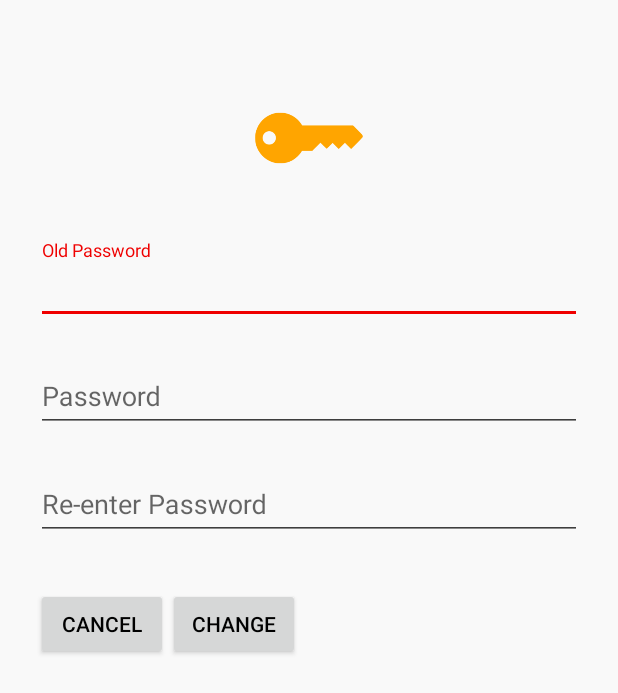
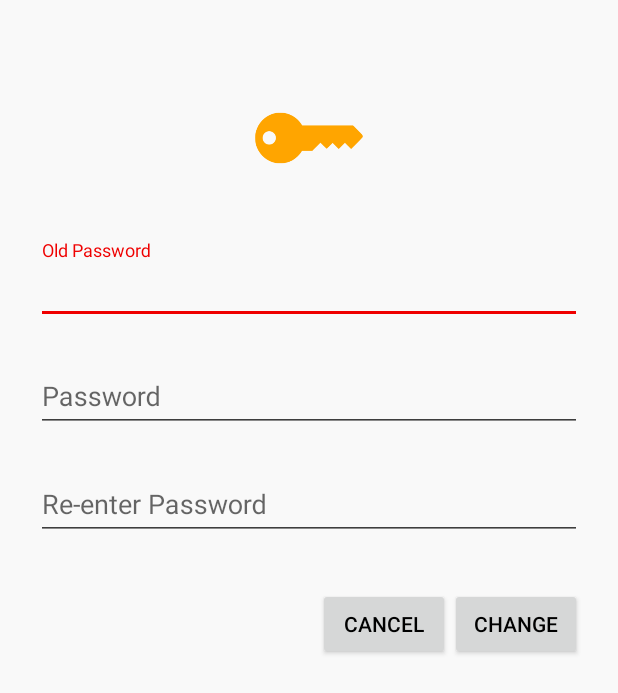
Before and after one commit to thinktsai/SystemPanel, an Android app: the SignupActivity screen opened directly, with no data from a screen before it, on a phone screen of 412 x 824 dp. Shown: the top 693 px of the screen. Run offline under Robolectric (Android 15) with nearby library versions, the phone set to English and light mode, and no system bars.

```diff
--- a/app/src/main/java/com/ctos/systempanel/CTOSInfo.java
+++ b/app/src/main/java/com/ctos/systempanel/CTOSInfo.java
@@ -1,4 +1,6 @@
 package com.ctos.systempanel;
+
+import java.util.Date;
 
 /**
  * Created by Steve_Tsai on 2017/6/21.
@@ -158,4 +160,8 @@ public class CTOSInfo {
         defaultApplication = application;
     }
 
+    public void setSystemTime(Date date) {
+
+    }
+
 }
--- a/app/src/main/java/com/ctos/systempanel/TimePreference.java
+++ b/app/src/main/java/com/ctos/systempanel/TimePreference.java
@@ -37,6 +37,7 @@ public class TimePreference extends DialogPreference implements Preference.OnPre
         final DateFormat dateFormat = android.text.format.DateFormat.getTimeFormat(getContext());
         final Date date = new Date(time);
         setSummary(dateFormat.format(date.getTime()));
+        MainActivity.ctosInfo.setSystemTime(date);
     }
 
     @Override
--- a/app/src/main/res/layout/activity_signup.xml
+++ b/app/src/main/res/layout/activity_signup.xml
@@ -68,7 +68,7 @@
         <GridLayout
             android:layout_width="match_parent"
             android:layout_height="match_parent"
-            android:columnCount="2"
+            android:columnCount="3"
             android:rowCount="1">
 
             <!-- Signup Button -->
@@ -78,6 +78,7 @@
                 android:layout_height="wrap_content"
                 android:layout_marginTop="24dp"
                 android:layout_marginBottom="24dp"
+                android:layout_column="1"
                 android:padding="12dp"
                 android:text="@string/cancel" />
         <!-- Signup Button -->
@@ -87,6 +88,7 @@
             android:layout_height="wrap_content"
             android:layout_marginTop="24dp"
             android:layout_marginBottom="24dp"
+            android:layout_column="2"
             android:padding="12dp"
             android:text="@string/change" />
 
```
Also changed, not shown: app/src/main/java/com/ctos/systempanel/DatePreference.java (+3 -4 lines).
